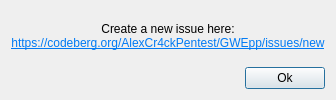
Old version of the form ui/report_a_bug_dialog.ui in the repository AlexandrAlexeev7119/NvCtrl-linux.
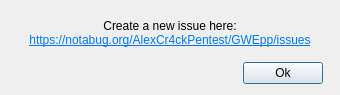
New version of the form.

Patch:
```diff
--- a/ui/report_a_bug_dialog.ui
+++ b/ui/report_a_bug_dialog.ui
@@ -6,38 +6,44 @@
    <rect>
     <x>0</x>
     <y>0</y>
-    <width>335</width>
-    <height>100</height>
+    <width>340</width>
+    <height>95</height>
    </rect>
   </property>
   <property name="windowTitle">
    <string>GWEpp: Report a bug</string>
   </property>
   <layout class="QGridLayout" name="gridLayout">
-   <item row="1" column="0">
+   <item row="2" column="0">
     <spacer name="horizontalSpacer">
      <property name="orientation">
       <enum>Qt::Horizontal</enum>
      </property>
      <property name="sizeHint" stdset="0">
       <size>
-       <width>263</width>
+       <width>40</width>
        <height>20</height>
       </size>
      </property>
     </spacer>
    </item>
-   <item row="1" column="1">
+   <item row="2" column="1">
     <widget class="QPushButton" name="pushButton_ok">
      <property name="text">
       <string>Ok</string>
      </property>
     </widget>
    </item>
-   <item row="0" column="0" colspan="2">
+   <item row="0" column="0" colspan="3">
     <widget class="QLabel" name="label_text">
      <property name="text">
-      <string>&lt;html&gt;&lt;head/&gt;&lt;body&gt;&lt;p align=&quot;center&quot;&gt;Create a new issue here:&lt;br/&gt;&lt;a href=&quot;https://codeberg.org/AlexCr4ckPentest/GWEpp/issues/new&quot;&gt;&lt;span style=&quot; text-decoration: underline; color:#007af4;&quot;&gt;https://codeberg.org/AlexCr4ckPentest/GWEpp/issues/new&lt;/span&gt;&lt;/a&gt;&lt;/p&gt;&lt;/body&gt;&lt;/html&gt;</string>
+      <string>&lt;html&gt;&lt;head/&gt;&lt;body&gt;&lt;p align=&quot;center&quot;&gt;Create a new issue here:&lt;br/&gt;&lt;a href=&quot;https://codeberg.org/AlexCr4ckPentest/GWEpp/issues/new&quot;&gt;&lt;span style=&quot; text-decoration: underline; color:#007af4;&quot;&gt;https://notabug.org/AlexCr4ckPentest/GWEpp/issues&lt;/span&gt;&lt;/a&gt;&lt;/p&gt;&lt;/body&gt;&lt;/html&gt;</string>
+     </property>
+     <property name="textFormat">
+      <enum>Qt::RichText</enum>
+     </property>
+     <property name="alignment">
+      <set>Qt::AlignCenter</set>
      </property>
     </widget>
    </item>
```
